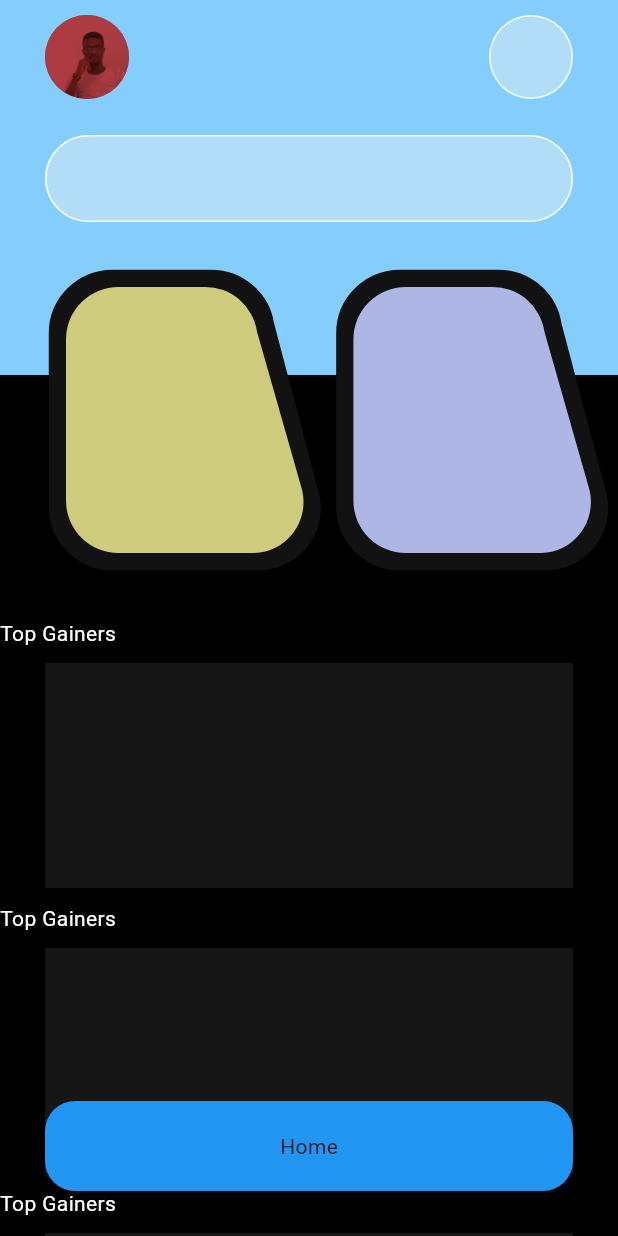
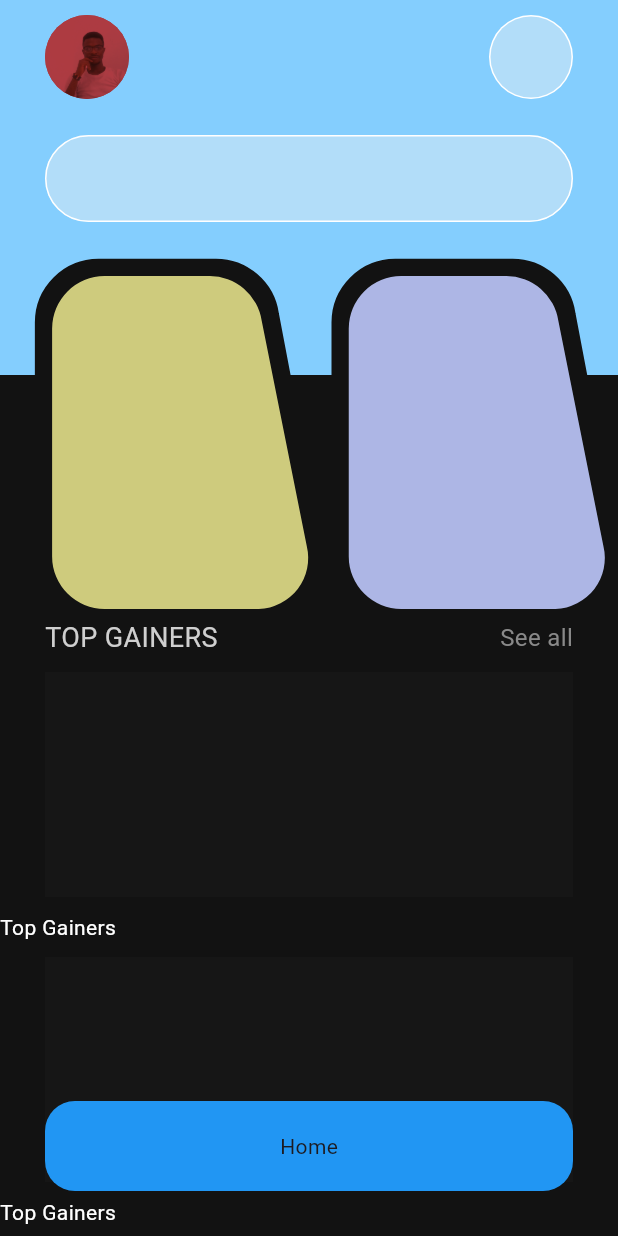
Before and after one commit to kenresoft/stockup_app, a Flutter app: the screen it shows after launch, on a phone screen of 412 x 824 dp. Run offline on Flutter 3.47's test engine with Material 3 defaults, Android fonts, the phone set to English and light mode, and no system bars; our stand-ins replace fl_chart.

Commit message:
Bug fixes and performance improvements

```diff
--- a/lib/home.dart
+++ b/lib/home.dart
@@ -13,7 +13,7 @@ class _HomeState extends State<Home> {
   Widget build(BuildContext context) {
     return Scaffold(
       appBar: AppBar(backgroundColor: const Color(0xff84CEFE), toolbarHeight: 0, scrolledUnderElevation: 0),
-      backgroundColor: Colors.black,
+      backgroundColor: const Color(0xff121212),
       body: Stack(
         children: [
           SingleChildScrollView(
@@ -98,20 +98,20 @@ class _HomeState extends State<Home> {
                       Positioned(
                         width: MediaQuery.of(context).size.width + 45,
                         top: 180,
-                        height: 200,
+                        height: 230,
                         child: Padding(
-                          padding: const EdgeInsets.symmetric(horizontal: 40),
+                          padding: const EdgeInsets.symmetric(horizontal: 30),
                           child: Row(
                             mainAxisSize: MainAxisSize.min,
                             crossAxisAlignment: CrossAxisAlignment.center,
-                            mainAxisAlignment: MainAxisAlignment.spaceBetween,
+                            mainAxisAlignment: MainAxisAlignment.center,
                             children: [
                               CustomPaint(
-                                size: Size(MediaQuery.of(context).size.width * 0.45, MediaQuery.of(context).size.width * 0.45),
+                                size: Size.fromWidth(MediaQuery.of(context).size.width * 0.48),
                                 painter: const HomeClip1(Color(0xffCECB7D)),
                               ),
                               CustomPaint(
-                                size: Size(MediaQuery.of(context).size.width * 0.45, MediaQuery.of(context).size.width * 0.45),
+                                size: Size.fromWidth(MediaQuery.of(context).size.width * 0.48),
                                 painter: const HomeClip1(Color(0xffADB6E5)),
                               ),
                             ],
@@ -123,10 +123,15 @@ class _HomeState extends State<Home> {
                 ),
 
                 /// Dashboard Body
-                const Row(
-                  children: [
-                    Text('Top Gainers', style: TextStyle(color: Colors.white)),
-                  ],
+                const Padding(
+                  padding: EdgeInsets.symmetric(horizontal: 30),
+                  child: Row(
+                    mainAxisAlignment: MainAxisAlignment.spaceBetween,
+                    children: [
+                      Text('TOP GAINERS', style: TextStyle(color: Color(0xffCFCFCF), fontSize: 18)),
+                      Text('See all', style: TextStyle(color: Color(0xff898989), fontSize: 16)),
+                    ],
+                  ),
                 ),
                 Container(
                   margin: const EdgeInsets.symmetric(horizontal: 30, vertical: 10),
```
